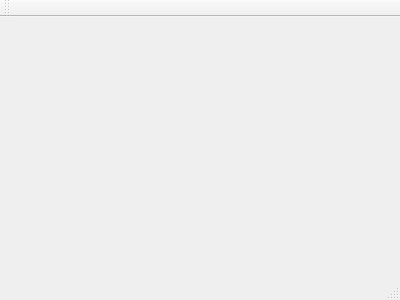
Old version of the form mainwindow.ui in the repository Sticky-Device/njamb.
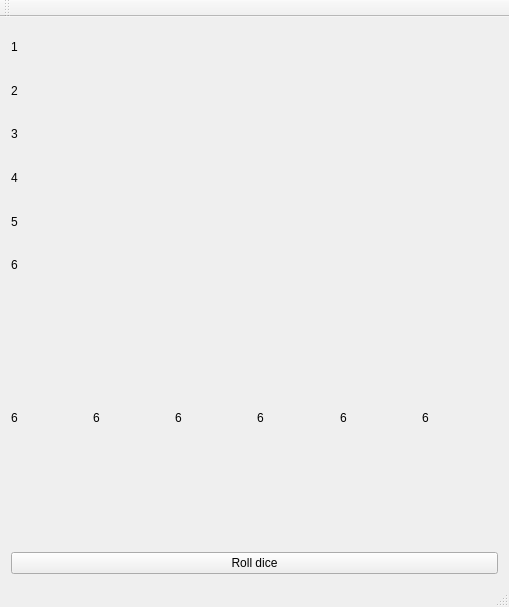
New version of the form.

Patch:
```diff
--- a/mainwindow.ui
+++ b/mainwindow.ui
@@ -1,24 +1,183 @@
 <ui version="4.0">
  <class>MainWindow</class>
- <widget class="QMainWindow" name="MainWindow" >
-  <property name="geometry" >
+ <widget class="QMainWindow" name="MainWindow">
+  <property name="geometry">
    <rect>
     <x>0</x>
     <y>0</y>
-    <width>400</width>
-    <height>300</height>
+    <width>509</width>
+    <height>607</height>
    </rect>
   </property>
   <property name="windowTitle" >
    <string>MainWindow</string>
   </property>
-  <widget class="QMenuBar" name="menuBar" />
-  <widget class="QToolBar" name="mainToolBar" />
-  <widget class="QWidget" name="centralWidget" />
-  <widget class="QStatusBar" name="statusBar" />
+  <widget class="QWidget" name="centralWidget">
+   <layout class="QVBoxLayout" name="verticalLayout">
+    <item>
+     <layout class="QGridLayout" name="gridLayout">
+      <item row="4" column="0">
+       <widget class="QLabel" name="label_11">
+        <property name="text">
+         <string>5</string>
+        </property>
+       </widget>
+      </item>
+      <item row="3" column="0">
+       <widget class="QLabel" name="label_10">
+        <property name="text">
+         <string>4</string>
+        </property>
+       </widget>
+      </item>
+      <item row="1" column="0">
+       <widget class="QLabel" name="label_7">
+        <property name="text">
+         <string>2</string>
+        </property>
+       </widget>
+      </item>
+      <item row="2" column="0">
+       <widget class="QLabel" name="label_9">
+        <property name="text">
+         <string>3</string>
+        </property>
+       </widget>
+      </item>
+      <item row="0" column="0">
+       <widget class="QLabel" name="label_8">
+        <property name="text">
+         <string>1</string>
+        </property>
+       </widget>
+      </item>
+      <item row="5" column="0">
+       <widget class="QLabel" name="label_12">
+        <property name="text">
+         <string>6</string>
+        </property>
+       </widget>
+      </item>
+      <item row="1" column="1">
+       <widget class="QLabel" name="label_twos">
+        <property name="text">
+         <string/>
+        </property>
+       </widget>
+      </item>
+      <item row="0" column="1">
+       <widget class="QLabel" name="label_ones">
+        <property name="text">
+         <string/>
+        </property>
+       </widget>
+      </item>
+      <item row="2" column="1">
+       <widget class="QLabel" name="label_threes">
+        <property name="text">
+         <string/>
+        </property>
+       </widget>
+      </item>
+      <item row="3" column="1">
+       <widget class="QLabel" name="label_fours">
+        <property name="text">
+         <string/>
+        </property>
+       </widget>
+      </item>
+      <item row="4" column="1">
+       <widget class="QLabel" name="label_fives">
+        <property name="text">
+         <string/>
+        </property>
+       </widget>
+      </item>
+      <item row="5" column="1">
+       <widget class="QLabel" name="label_sixes">
+        <property name="text">
+         <string/>
+        </property>
+       </widget>
+      </item>
+     </layout>
+    </item>
+    <item>
+     <layout class="QHBoxLayout" name="horizontalLayout">
+      <item>
+       <widget class="QLabel" name="label_dice1">
+        <property name="text">
+         <string>6</string>
+        </property>
+       </widget>
+      </item>
+      <item>
+       <widget class="QLabel" name="label_dice2">
+        <property name="text">
+         <string>6</string>
+        </property>
+       </widget>
+      </item>
+      <item>
+       <widget class="QLabel" name="label_dice3">
+        <property name="text">
+         <string>6</string>
+        </property>
+       </widget>
+      </item>
+      <item>
+       <widget class="QLabel" name="label_dice4">
+        <property name="text">
+         <string>6</string>
+        </property>
+       </widget>
+      </item>
+      <item>
+       <widget class="QLabel" name="label_dice5">
+        <property name="text">
+         <string>6</string>
+        </property>
+       </widget>
+      </item>
+      <item>
+       <widget class="QLabel" name="label_dice6">
+        <property name="text">
+         <string>6</string>
+        </property>
+       </widget>
+      </item>
+     </layout>
+    </item>
+    <item>
+     <widget class="QPushButton" name="diceRollButton">
+      <property name="text">
+       <string>Roll dice</string>
+      </property>
+     </widget>
+    </item>
+   </layout>
+  </widget>
+  <widget class="QMenuBar" name="menuBar">
+   <property name="geometry">
+    <rect>
+     <x>0</x>
+     <y>0</y>
+     <width>509</width>
+     <height>22</height>
+    </rect>
+   </property>
+  </widget>
+  <widget class="QToolBar" name="mainToolBar">
+   <attribute name="toolBarArea">
+    <enum>TopToolBarArea</enum>
+   </attribute>
+   <attribute name="toolBarBreak">
+    <bool>false</bool>
+   </attribute>
+  </widget>
+  <widget class="QStatusBar" name="statusBar"/>
  </widget>
- <layoutDefault spacing="6" margin="11" />
- <pixmapfunction></pixmapfunction>
+ <layoutdefault spacing="6" margin="11"/>
  <resources/>
  <connections/>
 </ui>
```
Left out of the diff: 3 changed lines with no effect on the pictures.
